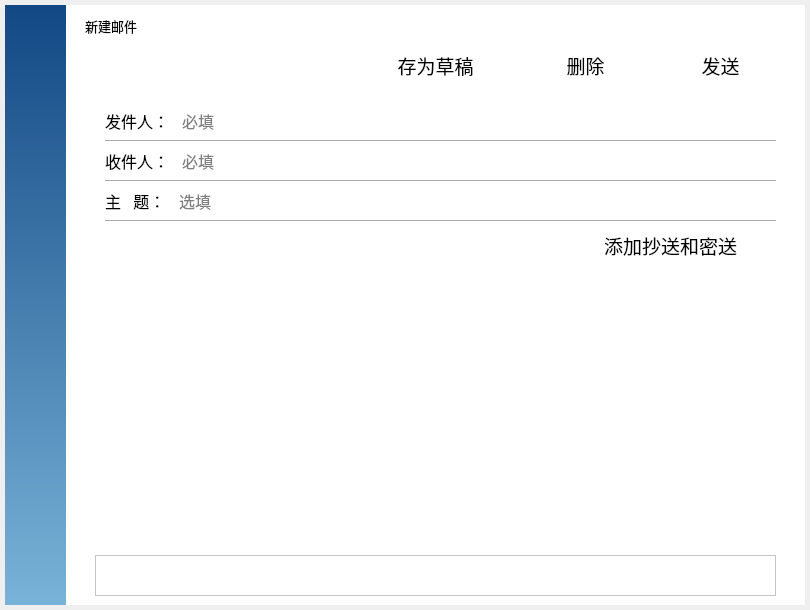
Qt form mainwindow.ui (radoth/mini-email-client) before a commit.
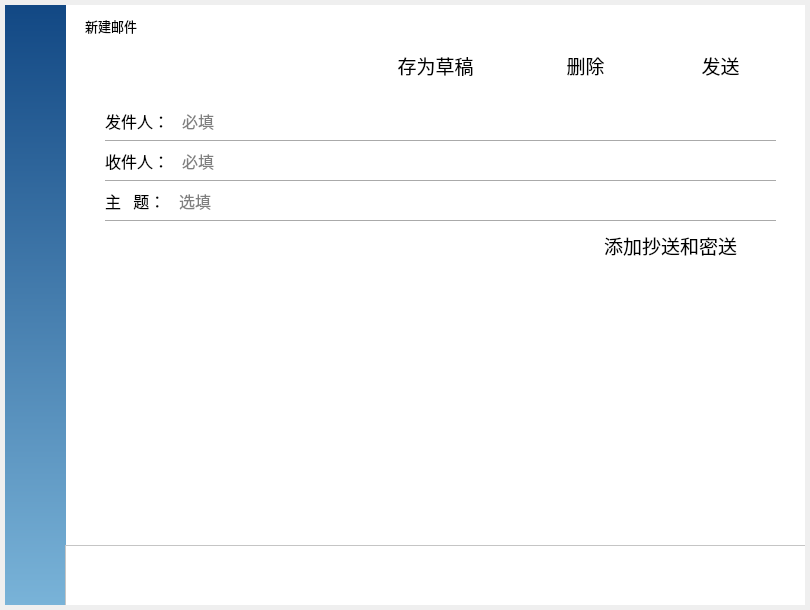
The same form after that commit. Icons and pictures are not drawn.

Commit message: 去掉附件数量限制，附件显示区高度可随附件数量扩展

Patch:
```diff
--- a/mainwindow.ui
+++ b/mainwindow.ui
@@ -2132,7 +2132,7 @@
        <x>100</x>
        <y>270</y>
        <width>671</width>
-       <height>271</height>
+       <height>261</height>
       </rect>
      </property>
      <property name="font">
@@ -2397,46 +2397,6 @@
       </property>
      </widget>
     </widget>
-    <widget class="QFrame" name="attachFrame">
-     <property name="geometry">
-      <rect>
-       <x>90</x>
-       <y>550</y>
-       <width>681</width>
-       <height>41</height>
-      </rect>
-     </property>
-     <property name="frameShape">
-      <enum>QFrame::StyledPanel</enum>
-     </property>
-     <property name="frameShadow">
-      <enum>QFrame::Raised</enum>
-     </property>
-     <layout class="QHBoxLayout" name="horizontalLayout_7">
-      <property name="spacing">
-       <number>0</number>
-      </property>
-      <property name="leftMargin">
-       <number>0</number>
-      </property>
-      <property name="topMargin">
-       <number>0</number>
-      </property>
-      <property name="rightMargin">
-       <number>0</number>
-      </property>
-      <property name="bottomMargin">
-       <number>0</number>
-      </property>
-      <item>
-       <layout class="QHBoxLayout" name="horizontalLayout_2">
-        <property name="spacing">
-         <number>0</number>
-        </property>
-       </layout>
-      </item>
-     </layout>
-    </widget>
     <widget class="QPushButton" name="addAttachment">
      <property name="geometry">
       <rect>
@@ -2475,6 +2435,111 @@
       </size>
      </property>
     </widget>
+    <widget class="QScrollArea" name="attachScrollArea">
+     <property name="geometry">
+      <rect>
+       <x>60</x>
+       <y>540</y>
+       <width>741</width>
+       <height>61</height>
+      </rect>
+     </property>
+     <property name="styleSheet">
+      <string notr="true">QScrollArea
+{
+	border-color:rgb(0, 255, 255);
+}
+
+QScrollBar:vertical
+{
+    width:8px;
+    background:rgba(0,0,0,0%);
+    margin:0px,0px,0px,0px;
+    padding-top:9px;   
+    padding-bottom:9px;
+}
+QScrollBar::handle:vertical
+{
+    width:8px;
+    background:rgba(0,0,0,25%);
+    border-radius:4px;   
+    min-height:20;
+}
+QScrollBar::handle:vertical:hover
+{
+    width:8px;
+    background:rgba(0,0,0,50%);   
+    border-radius:4px;
+    min-height:20;
+}
+QScrollBar::add-line:vertical  
+{
+    height:9px;width:8px;
+    border-image:url(:/images/a/3.png);
+    subcontrol-position:bottom;
+}
+QScrollBar::sub-line:vertical  
+{
+    height:9px;width:8px;
+    border-image:url(:/images/a/1.png);
+    subcontrol-position:top;
+}
+QScrollBar::add-line:vertical:hover  
+{
+    height:9px;width:8px;
+    border-image:url(:/images/a/4.png);
+    subcontrol-position:bottom;
+}
+QScrollBar::sub-line:vertical:hover  
+{
+    height:9px;width:8px;
+    border-image:url(:/images/a/2.png);
+    subcontrol-position:top;
+}
+QScrollBar::add-page:vertical,QScrollBar::sub-page:vertical   
+{
+    background:rgba(0,0,0,10%);
+    border-radius:4px;
+}</string>
+     </property>
+     <property name="frameShape">
+      <enum>QFrame::StyledPanel</enum>
+     </property>
+     <property name="frameShadow">
+      <enum>QFrame::Plain</enum>
+     </property>
+     <property name="lineWidth">
+      <number>0</number>
+     </property>
+     <property name="horizontalScrollBarPolicy">
+      <enum>Qt::ScrollBarAlwaysOff</enum>
+     </property>
+     <property name="widgetResizable">
+      <bool>true</bool>
+     </property>
+     <widget class="QWidget" name="attachFrame">
+      <property name="geometry">
+       <rect>
+        <x>0</x>
+        <y>0</y>
+        <width>739</width>
+        <height>59</height>
+       </rect>
+      </property>
+      <layout class="QHBoxLayout" name="horizontalLayout_2">
+       <property name="leftMargin">
+        <number>35</number>
+       </property>
+       <item>
+        <layout class="QGridLayout" name="gridLayout">
+         <property name="topMargin">
+          <number>0</number>
+         </property>
+        </layout>
+       </item>
+      </layout>
+     </widget>
+    </widget>
     <zorder>layoutWidget</zorder>
     <zorder>label_30</zorder>
     <zorder>label_31</zorder>
@@ -2488,8 +2553,8 @@
     <zorder>draft</zorder>
     <zorder>back_2</zorder>
     <zorder>hideFrame</zorder>
-    <zorder>attachFrame</zorder>
     <zorder>addAttachment</zorder>
+    <zorder>attachScrollArea</zorder>
    </widget>
    <widget class="QWidget" name="deleteMode">
     <property name="styleSheet">
```
The commit also changes 1 other file.
